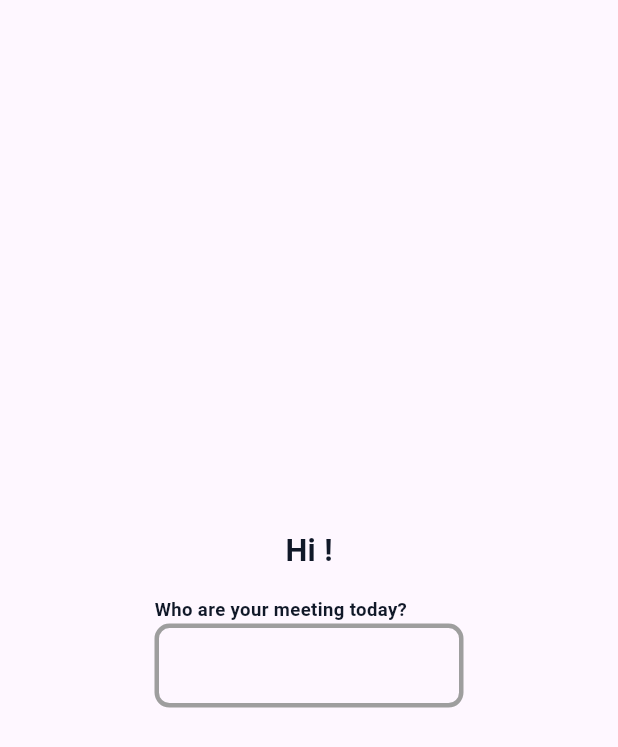
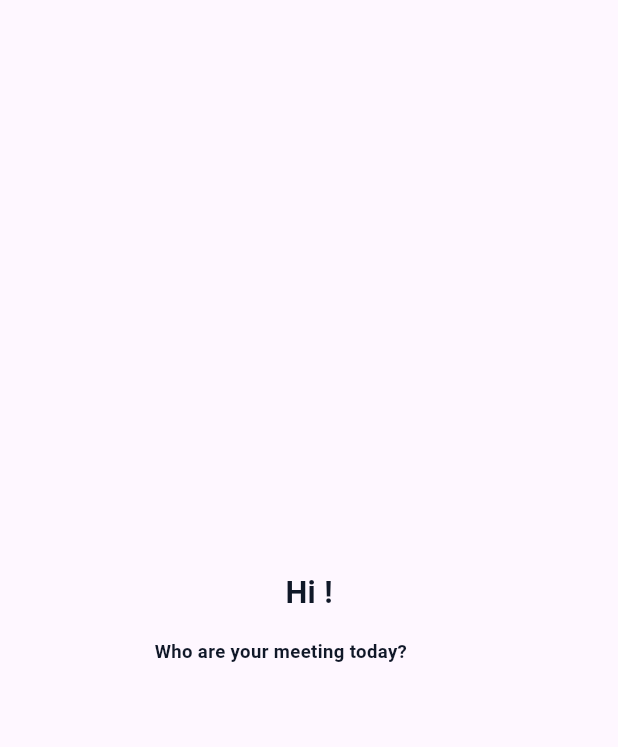
Before and after one commit to aqilgits/ipad_qr_scan_frontend, a Flutter app: the RegisterPage2 screen opened directly with empty values, on a phone screen of 412 x 824 dp. Shown: the top 747 px of the screen. Run offline on Flutter 3.47's test engine with Material 2 defaults, Android fonts, the light colour scheme and no system bars; our stand-ins replace flutter_svg, image_picker; missing offline and left inert: mobile_scanner.

Commit message:
meeting register page

```diff
--- a/lib/pages/registerPage.dart
+++ b/lib/pages/registerPage.dart
@@ -1,6 +1,4 @@
 import 'dart:convert';
-
-import 'package:flutter/foundation.dart';
 import 'package:flutter/material.dart';
 import 'package:ipad_qr_scan_frontend/models/visitorModel.dart';
 import 'package:ipad_qr_scan_frontend/pages/registerPage2.dart';
--- a/lib/pages/registerPage2.dart
+++ b/lib/pages/registerPage2.dart
@@ -1,11 +1,13 @@
 import 'package:flutter/foundation.dart';
 import 'package:flutter/material.dart';
+import 'package:ipad_qr_scan_frontend/apis/visitorApi.dart';
 
 class RegisterPage2 extends StatefulWidget {
-  const RegisterPage2(
+  RegisterPage2(
       {Key? key, required this.name, required this.email, required this.ic})
       : super(key: key);
   final String name, email, ic;
+
   @override
   State<RegisterPage2> createState() => _RegisterPage2State();
 }
@@ -41,19 +43,7 @@ class _RegisterPage2State extends State<RegisterPage2> {
           ),
           SizedBox(
             width: MediaQuery.of(context).size.width * .5,
-            child: TextField(
-              decoration: InputDecoration(
-                enabledBorder: OutlineInputBorder(
-                  borderSide: const BorderSide(width: 3, color: Colors.grey),
-                  borderRadius: BorderRadius.circular(10.0),
-                ),
-                focusedBorder: OutlineInputBorder(
-                  borderSide:
-                      const BorderSide(color: Color(0xFF00A19C), width: 3.0),
-                  borderRadius: BorderRadius.circular(10.0),
-                ),
-              ),
-            ),
+            // child: DropdownButton(items: visitors, onChanged: onChanged),
           ),
         ],
       )),
```
Also changed, not shown: lib/apis/visitorApi.dart (+22 -2 lines).
